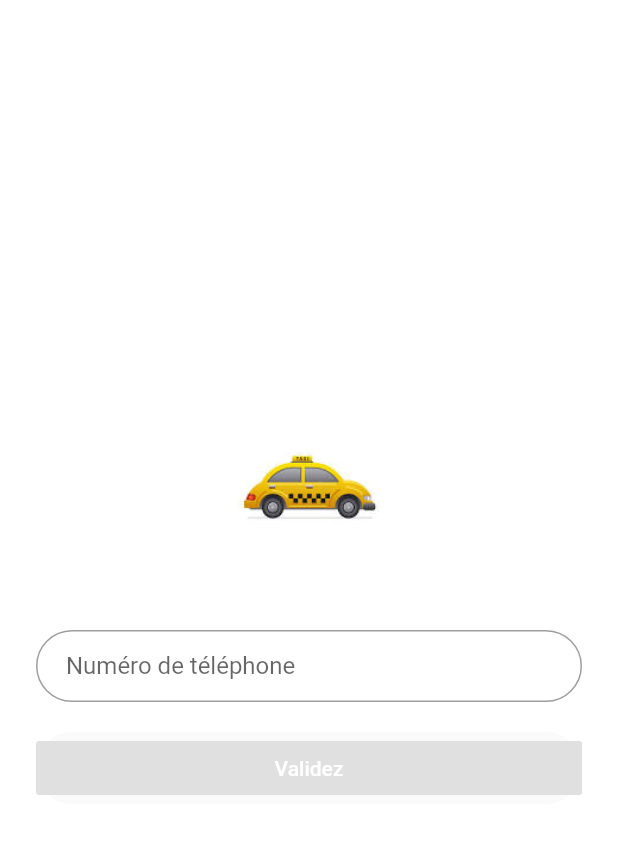
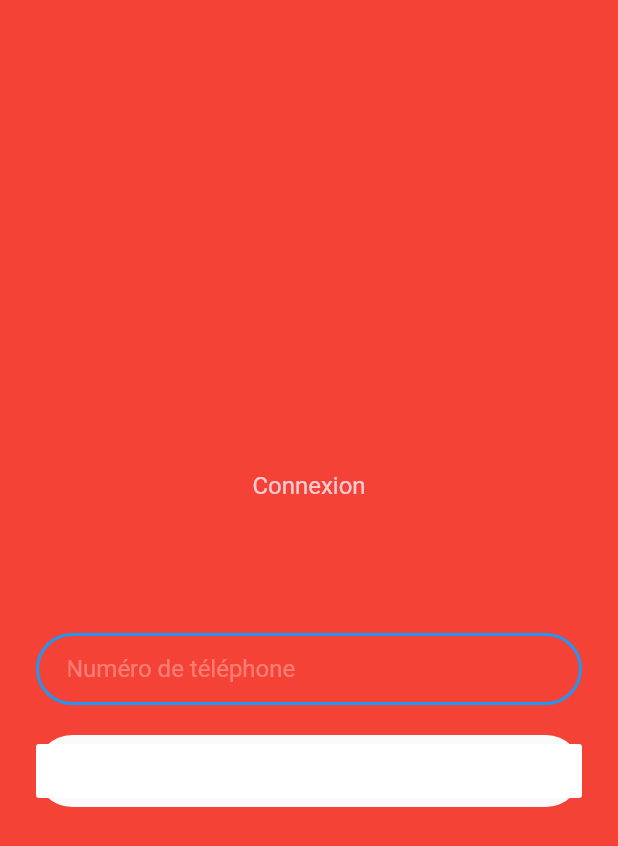
Before and after one commit to speroamey/voom_app, a Flutter app: the Login screen opened by its route, on a phone screen of 412 x 824 dp. Shown: the top 846 px of the screen. Run offline on Flutter 3.47's test engine with Material 2 defaults, Android fonts, the phone set to English and light mode, and no system bars; our stand-ins replace location, shared_preferences; missing offline and left inert: simple_permissions; accounts and stored records are empty.

Commit message:
design login page

```diff
--- a/lib/login.dart
+++ b/lib/login.dart
@@ -31,22 +31,31 @@ class _LoginState extends State<Login> {
       tag: "log",
       child: CircleAvatar(
         backgroundColor: Colors.transparent,
-        radius: 48.0,
-        child: Image.asset("images/voiture.jpg"),
+        radius: 50.0,
+        child: new Text("Connexion")
       ),
     );
 
-    final phoneNumber = new TextFormField(
+    final phoneNumber = new Theme(
+      data: new ThemeData(primaryColor:  Colors.white30,
+        hintColor: Colors.white30
+      ),
+      child: new TextFormField(
         controller: phoneCtrl,
         keyboardType: TextInputType.phone,
-      autofocus: false,
+        autofocus: true,
         onFieldSubmitted: (String value) {
           _onLogin();
         },
         decoration: InputDecoration(
+
           hintText: "Numéro de téléphone",
           contentPadding: EdgeInsets.fromLTRB(20.0, 11.0, 20.0, 11.0),
-        border: OutlineInputBorder(borderRadius: BorderRadius.circular(32.0)),
+          border: OutlineInputBorder(
+            borderRadius: BorderRadius.circular(32.0),
+
+            ),
+        ),
       ),
     );
 
@@ -60,15 +69,17 @@ class _LoginState extends State<Login> {
             elevation: 5.0,
             child: new FlatButton(
                 textColor: Colors.white,
-                disabledColor: Colors.grey.shade300,
-                disabledTextColor: Colors.black26,
+                disabledColor: Colors.white,
+                disabledTextColor: Colors.black38,
                 onPressed: phoneCtrl.text.trim().isEmpty ? null : _onLogin,
-                color: Colors.redAccent,
+                color: Colors.redAccent[100],
                 child: new Text("Validez"))));
 
     return new Scaffold(
-        backgroundColor: Colors.white,
-        body: new Center(
+       /*  backgroundColor: Colors.white, */
+        body: new Container(
+                color: Colors.red,
+                  child: new Center(
               child: new ListView(
                   shrinkWrap: true,
                   padding: EdgeInsets.only(left: 24.0, right: 24.0),
@@ -78,7 +89,8 @@ class _LoginState extends State<Login> {
                 phoneNumber,
                 SizedBox(height: 8.0),
                 loginButton
-            ])));
+              ])),
+        ));
   }
 
   _onLogin() async {
--- a/lib/main.dart
+++ b/lib/main.dart
@@ -96,15 +96,8 @@ class HomeState extends State<Home> {
   Widget build(BuildContext context) {
     return new Container(
         decoration: new BoxDecoration(
-            gradient: new LinearGradient(
-                colors: [
-                  primaryColor,
-                  secondaryColor,
-                  secondaryColor.withOpacity(0.5)
-                ],
-                begin: Alignment.topLeft,
-                end: Alignment.bottomRight,
-                stops: [0.0, 0.5, 1.0])),
+          color: Colors.red
+        ),
         child: new Center(
             child: new Column(
                 mainAxisAlignment: MainAxisAlignment.center,
```
Also changed, not shown: pubspec.lock. Lines whose indentation alone changed are shown as unchanged.
